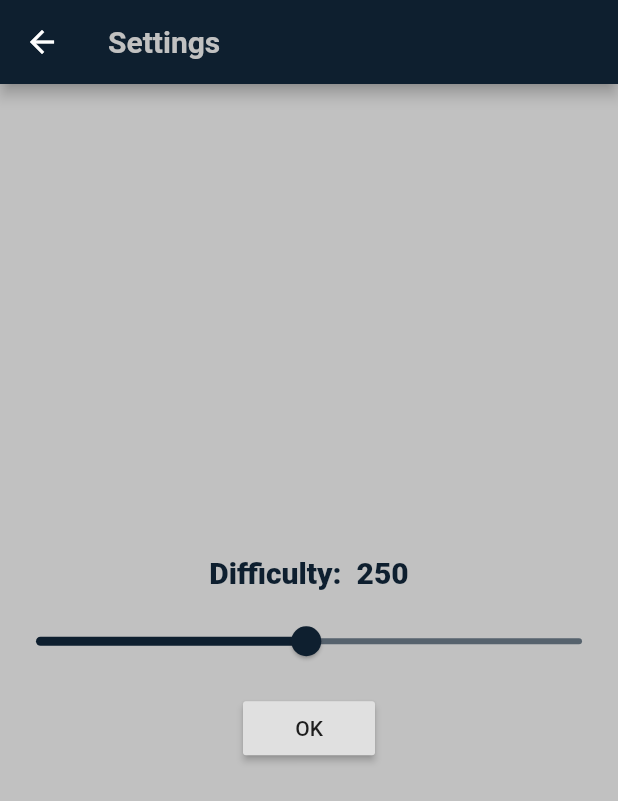
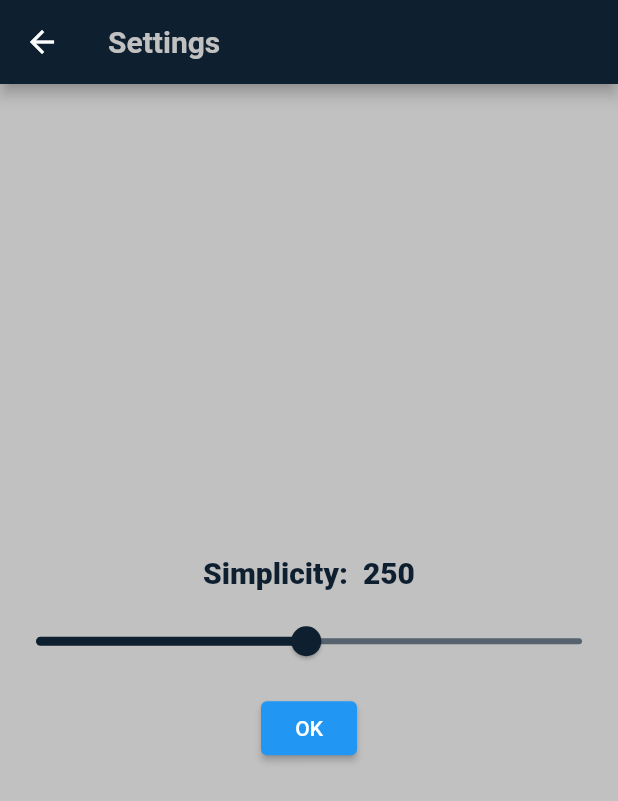
Before and after one commit to pateldhruv0248/Kidi-Makodo-Chapo_Chap, a Flutter app: the Settings screen opened directly, on a phone screen of 412 x 824 dp. Shown: the top 801 px of the screen. Run offline on Flutter 3.47's test engine with Material 2 defaults, Android fonts, the phone set to English and light mode, and no system bars; our stand-ins replace assets_audio_player, flare_flutter.

Commit message:
Difficulty name changed to Simplicity

```diff
--- a/lib/kidi-makodo-app-page.dart
+++ b/lib/kidi-makodo-app-page.dart
@@ -211,7 +211,7 @@ class _KidiMakodoAppState extends State<KidiMakodoApp> {
               alignment: Alignment.center,
               child: Row(
                 mainAxisAlignment: MainAxisAlignment.center,
-                crossAxisAlignment: CrossAxisAlignment.baseline,
+                crossAxisAlignment: CrossAxisAlignment.center,
                 children: <Widget>[
                   Text(winLose, style: kTextStyle),
                   SizedBox(
--- a/lib/settings.dart
+++ b/lib/settings.dart
@@ -23,7 +23,7 @@ class _SettingsState extends State<Settings> {
           mainAxisAlignment: MainAxisAlignment.center,
           crossAxisAlignment: CrossAxisAlignment.center,
           children: <Widget>[
-            Text('Difficulty:  ' + simplicity.toString(), style: kTextStyle),
+            Text('Simplicity:  ' + simplicity.toString(), style: kTextStyle),
             SizedBox(height: 10.0),
             Slider(
               value: simplicity.toDouble(),
@@ -39,7 +39,7 @@ class _SettingsState extends State<Settings> {
               divisions: 99,
             ),
             SizedBox(height: 10.0),
-            RaisedButton(
+            ElevatedButton(
               child: Text('OK'),
               onPressed: () {
                 Navigator.pop(context);
```
Also changed, not shown: pubspec.lock.
